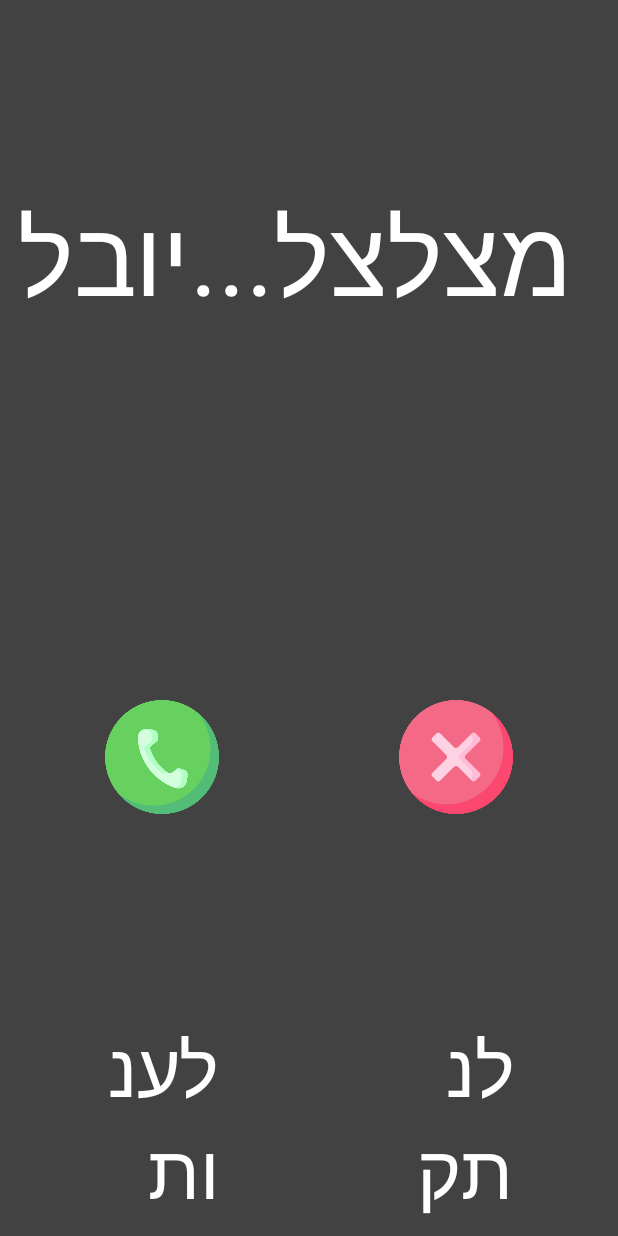
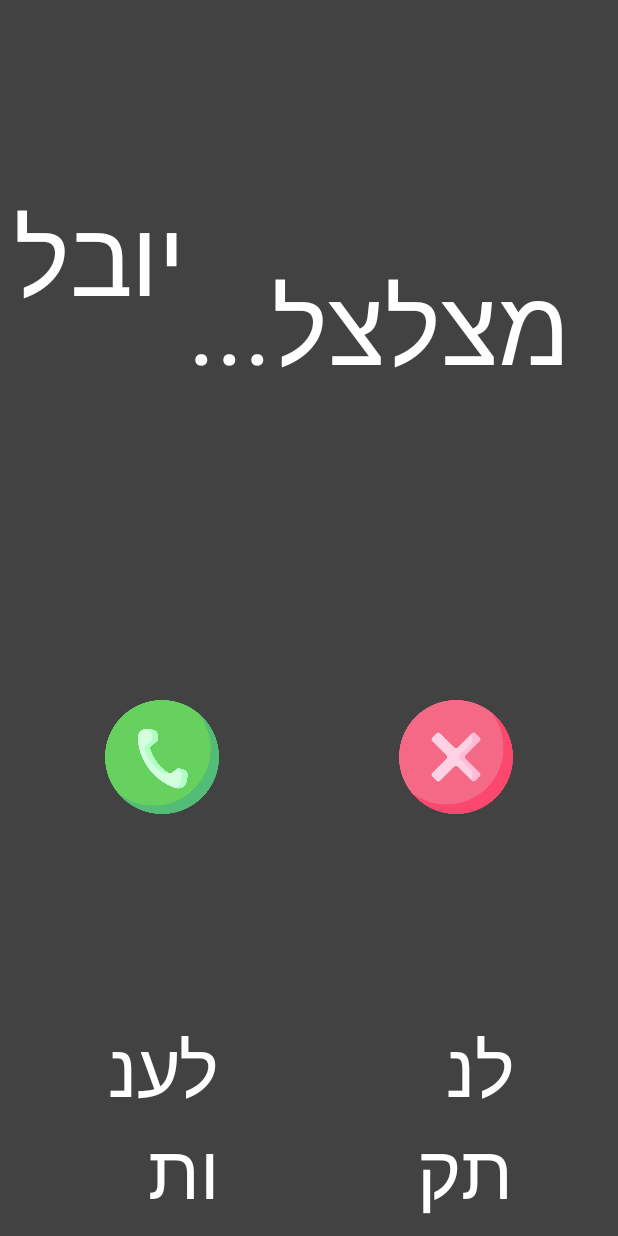
Before and after one commit to yuvalta/SeniorsTablet, an Android app: the layout fragment_answering.xml on its own in the app's theme, with its tools: preview values and no code run, on a phone screen of 412 x 824 dp. Run offline under Robolectric (Android 15) with nearby library versions, the phone set to English and light mode, and no system bars.

```diff
--- a/app/src/main/java/com/example/seniortablet/NotificationListener.java
+++ b/app/src/main/java/com/example/seniortablet/NotificationListener.java
@@ -20,7 +20,6 @@ import androidx.localbroadcastmanager.content.LocalBroadcastManager;
 public class NotificationListener extends NotificationListenerService {
 
     private static final String TAG = "UV";
-    private static final String WA_PACKAGE = "com.whatsapp";
 
     @Override
     public void onListenerConnected() {
@@ -29,7 +28,7 @@ public class NotificationListener extends NotificationListenerService {
 
     @Override
     public void onNotificationPosted(StatusBarNotification sbn) {
-        if (!sbn.getPackageName().equals(WA_PACKAGE)) return;
+        if (!sbn.getPackageName().equals(ShareDataSingleton.getInstance().WA_PACKAGE)) return;
 
         Notification notification = sbn.getNotification();
 
@@ -49,7 +48,7 @@ public class NotificationListener extends NotificationListenerService {
     private void sendMessage(String message, String name) {
         Log.d("sender", "start sending");
         Intent intent = new Intent("INCOMING_VIDEO");
-        // You can also include some extra data.
+
         intent.putExtra("message", message);
         intent.putExtra("name", name);
 
--- a/app/src/main/java/com/example/seniortablet/ShareDataSingleton.java
+++ b/app/src/main/java/com/example/seniortablet/ShareDataSingleton.java
@@ -4,6 +4,7 @@ import android.app.Notification;
 
 class ShareDataSingleton {
     private static final ShareDataSingleton ourInstance = new ShareDataSingleton();
+    public static final String WA_PACKAGE = "com.whatsapp";
 
     Notification notification;
 
--- a/app/src/main/res/layout/fragment_answering.xml
+++ b/app/src/main/res/layout/fragment_answering.xml
@@ -8,7 +8,8 @@
     android:background="@color/background_color"
     tools:context=".AnsweringFragment">
 
-    <LinearLayout
+    <RelativeLayout
+        android:layout_gravity="center_horizontal"
         android:gravity="center_horizontal"
         android:orientation="horizontal"
         android:layout_weight="2"
@@ -25,14 +26,26 @@
             android:textColor="@color/text_color" />
 
         <TextView
-            android:layout_width="wrap_content"
+        android:id="@+id/calling_fixed_text"
+        android:layout_toEndOf="@id/who_calling"
+        android:layout_width="wrap_content"
+        android:layout_height="match_parent"
+        android:textSize="70dp"
+        android:text=" מצלצל..."
+        android:gravity="center"
+        android:layout_marginEnd="20dp"
+        android:textColor="@color/text_color" />
+
+        <ImageView
+            android:visibility="gone"
+            android:id="@+id/icon_of_caller"
+            android:layout_toEndOf="@id/calling_fixed_text"
+            android:padding="10dp"
+            android:layout_width="150dp"
             android:layout_height="match_parent"
-            android:textSize="70dp"
-            android:text=" מצלצל..."
-            android:gravity="center"
-            android:textColor="@color/text_color" />
+            android:background="@color/text_color" />
 
-    </LinearLayout>
+    </RelativeLayout>
 
     <LinearLayout
         android:layout_weight="3"
--- a/app/src/main/res/values/strings.xml
+++ b/app/src/main/res/values/strings.xml
@@ -2,4 +2,5 @@
     <string name="app_name">SeniorTablet</string>
     <!-- TODO: Remove or change this placeholder text -->
     <string name="hello_blank_fragment">Hello blank fragment</string>
+    <string name="video_message_id">שיחת וידאו נכנסת</string>
 </resources>
```
Also changed, not shown: app/src/main/java/com/example/seniortablet/AnsweringFragment.java (+33 -0 lines), app/src/main/java/com/example/seniortablet/MainActivity.java (+22 -5 lines), app/src/main/res/layout/activity_main.xml (+10 -4 lines), 2 other files.
